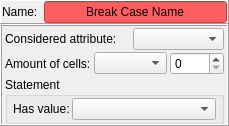
Old version of the form src/ca_modeler/ModelPropertiesHandler/break_case_instance.ui in the repository rff255/GenesisCA.
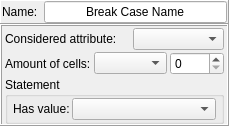
New version of the form.

```diff
--- a/src/ca_modeler/ModelPropertiesHandler/break_case_instance.ui
+++ b/src/ca_modeler/ModelPropertiesHandler/break_case_instance.ui
@@ -78,7 +78,7 @@
       <item>
        <widget class="QLineEdit" name="txt_name">
         <property name="styleSheet">
-         <string notr="true">background-color: rgb(255, 95, 95)</string>
+         <string notr="true"/>
         </property>
         <property name="text">
          <string>Break Case Name</string>
```
